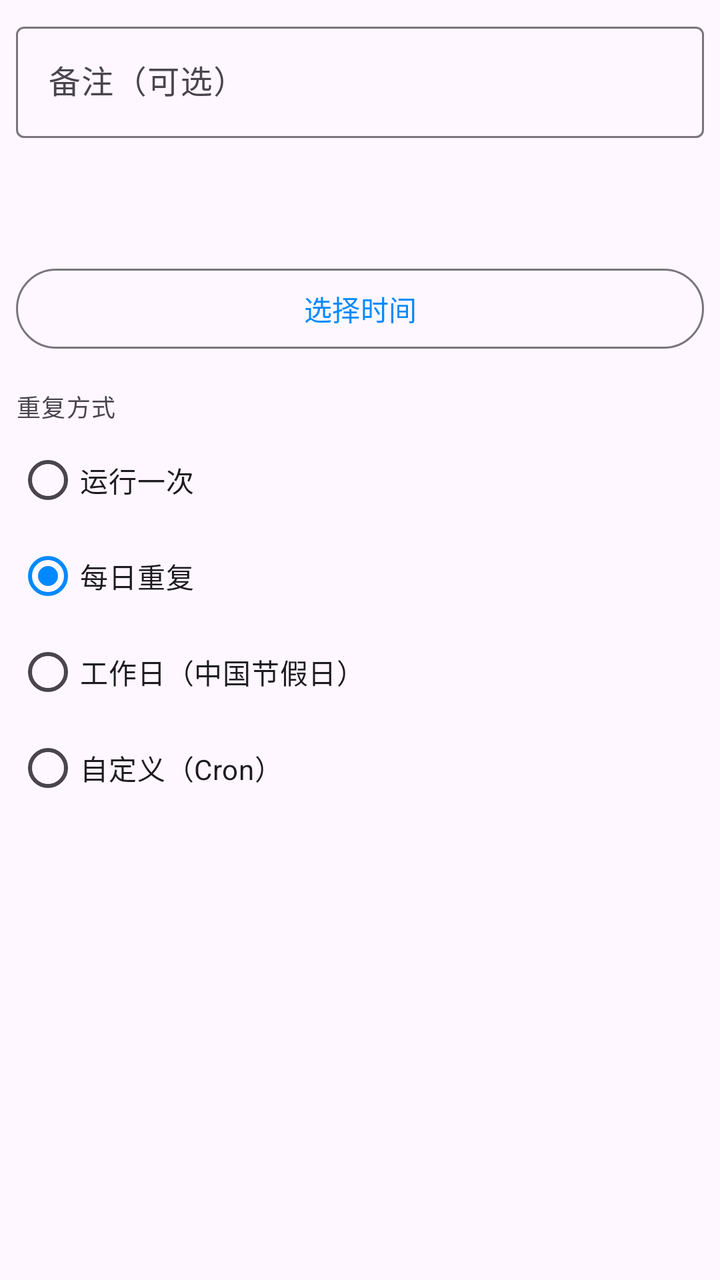
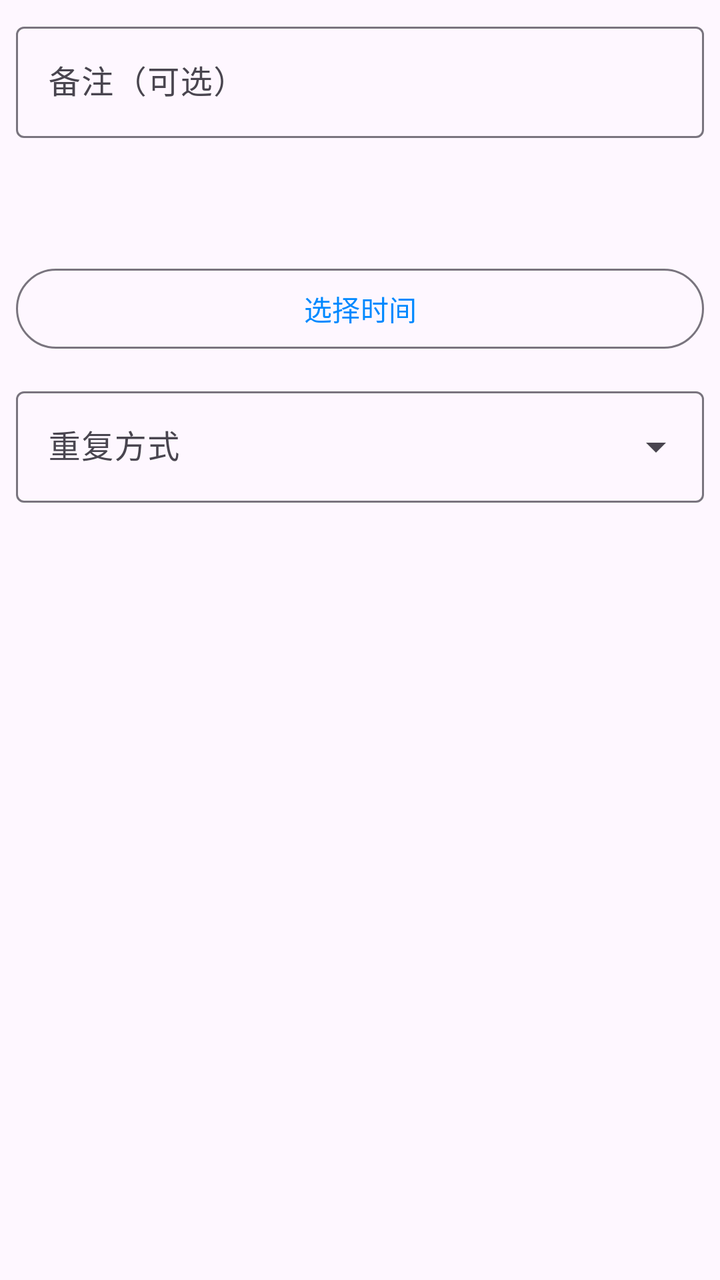

Two renders of the same Android screen: before a commit and after it. Below are the layout's source before the change and the commit's diff.
<!-- AndroidManifest.xml: application theme Theme.DDTask -->
<!-- res/layout/dialog_add_task.xml -->
<?xml version="1.0" encoding="utf-8"?>
<ScrollView
    xmlns:android="http://schemas.android.com/apk/res/android"
    android:layout_width="match_parent"
    android:layout_height="wrap_content"
    android:fillViewport="true"
    android:scrollbars="vertical">

    <LinearLayout
        android:layout_width="match_parent"
        android:layout_height="wrap_content"
        android:orientation="vertical"
        android:padding="8dp">

        <com.google.android.material.textfield.TextInputLayout
            android:layout_width="match_parent"
            android:layout_height="wrap_content"
            android:hint="@string/task_label_hint">

            <com.google.android.material.textfield.TextInputEditText
                android:id="@+id/et_label"
                android:layout_width="match_parent"
                android:layout_height="wrap_content"
                android:inputType="text"
                android:maxLines="1" />

        </com.google.android.material.textfield.TextInputLayout>

        <LinearLayout
            android:id="@+id/layout_time"
            android:layout_width="match_parent"
            android:layout_height="wrap_content"
            android:orientation="vertical">

            <TextView
                android:id="@+id/tv_selected_time"
                android:layout_width="wrap_content"
                android:layout_height="wrap_content"
                android:layout_marginTop="16dp"
                android:textAppearance="?attr/textAppearanceHeadlineMedium" />

            <com.google.android.material.button.MaterialButton
                android:id="@+id/btn_pick_time"
                style="@style/Widget.Material3.Button.OutlinedButton"
                android:layout_width="match_parent"
                android:layout_height="wrap_content"
                android:layout_marginTop="8dp"
                android:text="@string/pick_time" />

        </LinearLayout>

        <TextView
            android:layout_width="wrap_content"
            android:layout_height="wrap_content"
            android:layout_marginTop="16dp"
            android:text="@string/repeat_mode_label"
            android:textAppearance="?attr/textAppearanceLabelMedium" />

        <RadioGroup
            android:id="@+id/radio_repeat_mode"
            android:layout_width="match_parent"
            android:layout_height="wrap_content"
            android:layout_marginTop="4dp">

            <RadioButton
                android:id="@+id/radio_once"
                android:layout_width="match_parent"
                android:layout_height="wrap_content"
                android:text="@string/repeat_once" />

            <RadioButton
                android:id="@+id/radio_daily"
                android:layout_width="match_parent"
                android:layout_height="wrap_content"
                android:checked="true"
                android:text="@string/repeat_daily" />

            <RadioButton
                android:id="@+id/radio_weekdays"
                android:layout_width="match_parent"
                android:layout_height="wrap_content"
                android:text="@string/repeat_weekdays" />

            <RadioButton
                android:id="@+id/radio_cron"
                android:layout_width="match_parent"
                android:layout_height="wrap_content"
                android:text="@string/repeat_cron" />

        </RadioGroup>

        <com.google.android.material.textfield.TextInputLayout
            android:id="@+id/layout_cron"
            android:layout_width="match_parent"
            android:layout_height="wrap_content"
            android:layout_marginTop="8dp"
            android:hint="@string/cron_hint"
            android:visibility="gone">

            <com.google.android.material.textfield.TextInputEditText
                android:id="@+id/et_cron"
                android:layout_width="match_parent"
                android:layout_height="wrap_content"
                android:fontFamily="monospace"
                android:inputType="text"
                android:maxLines="2" />

        </com.google.android.material.textfield.TextInputLayout>

        <TextView
            android:id="@+id/tv_cron_help"
            android:layout_width="wrap_content"
            android:layout_height="wrap_content"
            android:layout_marginStart="4dp"
            android:layout_marginTop="4dp"
            android:layout_marginBottom="8dp"
            android:text="@string/cron_help"
            android:textAppearance="?attr/textAppearanceBodySmall"
            android:textColor="?android:attr/textColorSecondary"
            android:visibility="gone" />

    </LinearLayout>

</ScrollView>
<!-- resources referenced by this layout -->
<resources>
  <string name="cron_help">格式：分 时 日 月 周。工作日模式已内置 2026 年国务院节假日与调休安排</string>
  <string name="cron_hint">Cron 表达式</string>
  <string name="pick_time">选择时间</string>
  <string name="repeat_cron">自定义（Cron）</string>
  <string name="repeat_daily">每日重复</string>
  <string name="repeat_mode_label">重复方式</string>
  <string name="repeat_once">运行一次</string>
  <string name="repeat_weekdays">工作日（中国节假日）</string>
  <string name="task_label_hint">备注（可选）</string>
  <style name="Theme.DDTask" parent="Theme.Material3.Light.NoActionBar">
          <item name="colorPrimary">@color/primary</item>
          <item name="colorPrimaryDark">@color/primary_dark</item>
          <item name="colorSecondary">@color/secondary</item>
      </style>
  <color name="primary">#0089FF</color>
  <color name="primary_dark">#0066CC</color>
  <color name="secondary">#FF6B35</color>
</resources>

<!-- the commit's change to res/layout/dialog_add_task.xml (unified diff, before → after) -->
@@ -49,45 +49,22 @@
 
         </LinearLayout>
 
-        <TextView
-            android:layout_width="wrap_content"
-            android:layout_height="wrap_content"
-            android:layout_marginTop="16dp"
-            android:text="@string/repeat_mode_label"
-            android:textAppearance="?attr/textAppearanceLabelMedium" />
-
-        <RadioGroup
-            android:id="@+id/radio_repeat_mode"
+        <com.google.android.material.textfield.TextInputLayout
+            android:id="@+id/layout_repeat_mode"
+            style="@style/Widget.Material3.TextInputLayout.OutlinedBox.ExposedDropdownMenu"
             android:layout_width="match_parent"
             android:layout_height="wrap_content"
-            android:layout_marginTop="4dp">
+            android:layout_marginTop="12dp"
+            android:hint="@string/repeat_mode_label">
 
-            <RadioButton
-                android:id="@+id/radio_once"
+            <AutoCompleteTextView
+                android:id="@+id/dropdown_repeat_mode"
                 android:layout_width="match_parent"
                 android:layout_height="wrap_content"
-                android:text="@string/repeat_once" />
+                android:inputType="none"
+                android:importantForAutofill="no" />
 
-            <RadioButton
-                android:id="@+id/radio_daily"
-                android:layout_width="match_parent"
-                android:layout_height="wrap_content"
-                android:checked="true"
-                android:text="@string/repeat_daily" />
-
-            <RadioButton
-                android:id="@+id/radio_weekdays"
-                android:layout_width="match_parent"
-                android:layout_height="wrap_content"
-                android:text="@string/repeat_weekdays" />
-
-            <RadioButton
-                android:id="@+id/radio_cron"
-                android:layout_width="match_parent"
-                android:layout_height="wrap_content"
-                android:text="@string/repeat_cron" />
-
-        </RadioGroup>
+        </com.google.android.material.textfield.TextInputLayout>
 
         <com.google.android.material.textfield.TextInputLayout
             android:id="@+id/layout_cron"
<!-- resource entries referenced after the edit -->
@@ -3,11 +3,7 @@
   <string name="cron_help">格式：分 时 日 月 周。工作日模式已内置 2026 年国务院节假日与调休安排</string>
   <string name="cron_hint">Cron 表达式</string>
   <string name="pick_time">选择时间</string>
-  <string name="repeat_cron">自定义（Cron）</string>
-  <string name="repeat_daily">每日重复</string>
   <string name="repeat_mode_label">重复方式</string>
-  <string name="repeat_once">运行一次</string>
-  <string name="repeat_weekdays">工作日（中国节假日）</string>
   <string name="task_label_hint">备注（可选）</string>
   <style name="Theme.DDTask" parent="Theme.Material3.Light.NoActionBar">
           <item name="colorPrimary">@color/primary</item>
